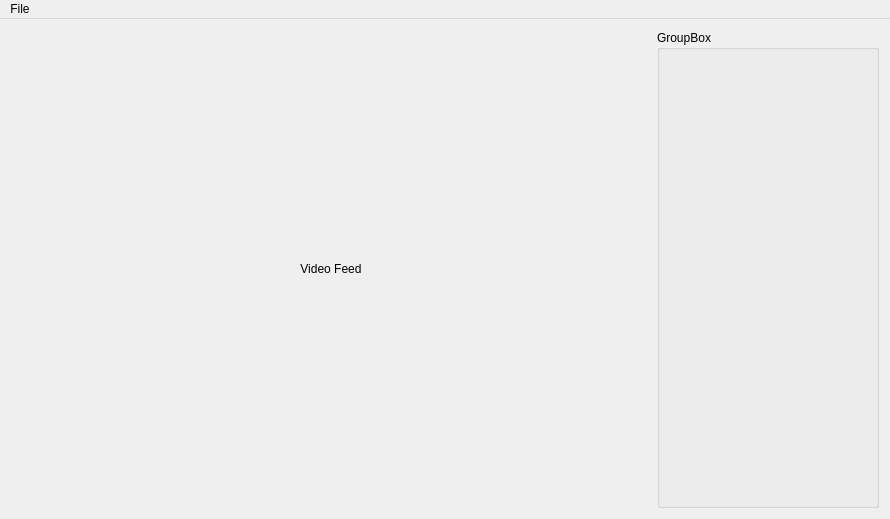
JustasBart/DigitalInspectionAndMeasurement, file mainwindow.ui: the form before one commit.
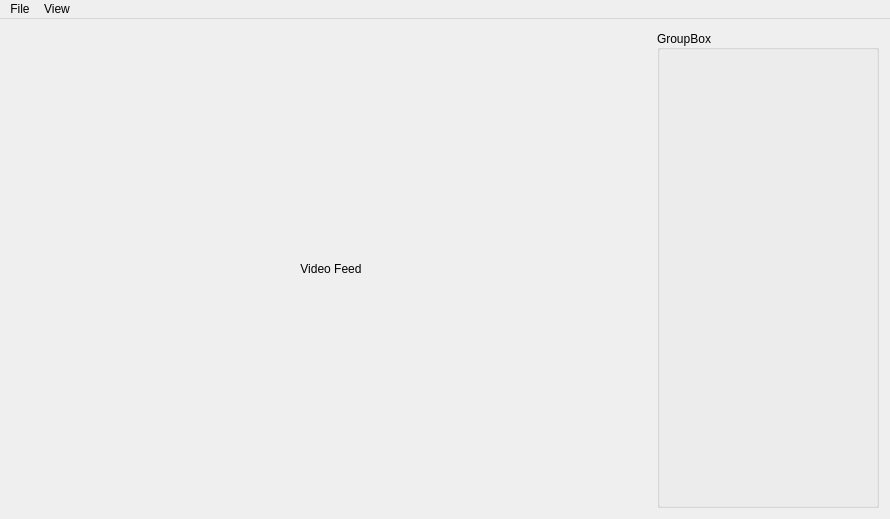
The form after the commit.

Commit message: Updated both UI's

The edit to the form file:
```diff
--- a/mainwindow.ui
+++ b/mainwindow.ui
@@ -42,9 +42,21 @@
     </item>
     <item>
      <widget class="QGroupBox" name="settingsGroup">
+      <property name="maximumSize">
+       <size>
+        <width>266</width>
+        <height>16777215</height>
+       </size>
+      </property>
+      <property name="layoutDirection">
+       <enum>Qt::LeftToRight</enum>
+      </property>
       <property name="title">
        <string>GroupBox</string>
       </property>
+      <property name="alignment">
+       <set>Qt::AlignLeading|Qt::AlignLeft|Qt::AlignVCenter</set>
+      </property>
      </widget>
     </item>
    </layout>
@@ -66,7 +78,14 @@
     <addaction name="actionSave_Image"/>
     <addaction name="actionExit"/>
    </widget>
+   <widget class="QMenu" name="menuView">
+    <property name="title">
+     <string>View</string>
+    </property>
+    <addaction name="actionFull_screen"/>
+   </widget>
    <addaction name="File"/>
+   <addaction name="menuView"/>
   </widget>
   <action name="actionExit">
    <property name="text">
```
Left out of the diff: 8 changed lines with no effect on the pictures. The commit also changes 6 other files.
